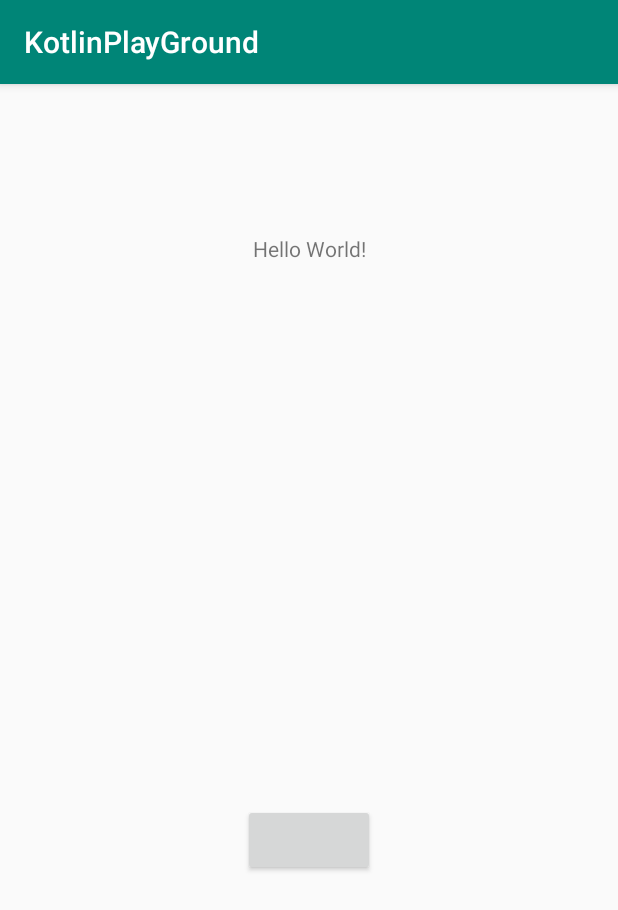
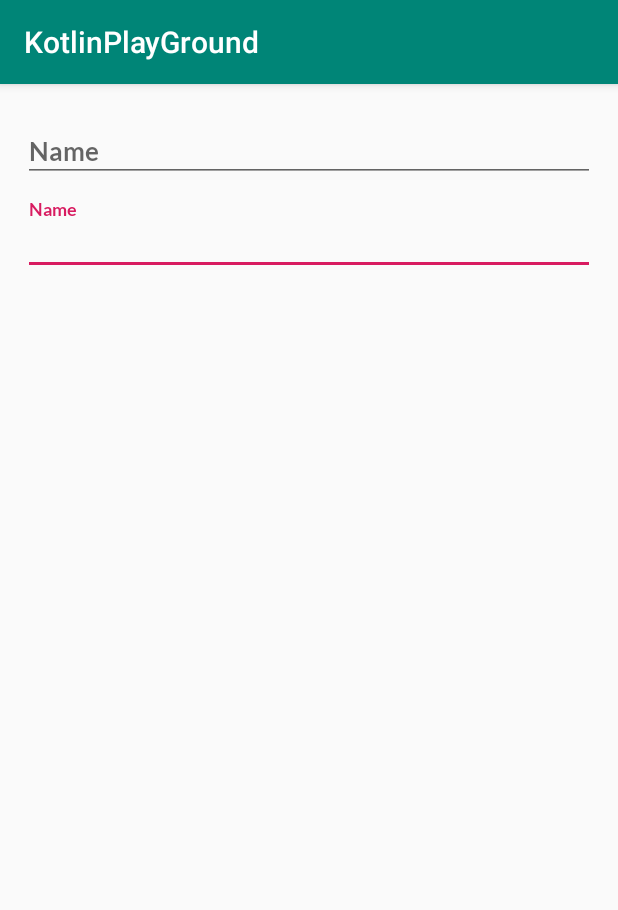
Before and after one commit to mariyarajendran/KotlinAndroid, an Android app: the screen it shows after launch (MainActivity before the commit, CustomerRegister after it), on a phone screen of 412 x 824 dp. Shown: the top 910 px of the screen. Run offline under Robolectric (Android 15) with nearby library versions, the phone set to English and light mode, and no system bars.

Commit message:
creaTE product base

```diff
--- a/app/build.gradle
+++ b/app/build.gradle
@@ -1,5 +1,6 @@
 apply plugin: 'com.android.application'
 apply plugin: 'kotlin-android'
+apply plugin: 'kotlin-android-extensions'
 
 android {
     compileSdkVersion 29
@@ -27,6 +28,7 @@ dependencies {
     implementation 'com.squareup.retrofit2:converter-gson:2.5.0'
     implementation 'com.squareup.okhttp3:logging-interceptor:3.3.1'
     implementation 'com.squareup.okhttp3:okhttp:3.3.1'
+    implementation 'com.android.support:design:28.0.0'
     testImplementation 'junit:junit:4.12'
     androidTestImplementation 'com.android.support.test:runner:1.0.2'
     androidTestImplementation 'com.android.support.test.espresso:espresso-core:3.0.2'
--- a/app/src/main/AndroidManifest.xml
+++ b/app/src/main/AndroidManifest.xml
@@ -2,7 +2,8 @@
 <manifest xmlns:android="http://schemas.android.com/apk/res/android"
     package="absa.cgs.com.kotlinplayground">
 
-    <uses-permission android:name="android.permission.INTERNET"></uses-permission>
+    <uses-permission android:name="android.permission.INTERNET" />
+    <uses-permission android:name="android.permission.ACCESS_NETWORK_STATE" />
 
     <application
         android:allowBackup="true"
@@ -12,13 +13,14 @@
         android:supportsRtl="true"
         android:theme="@style/AppTheme"
         android:usesCleartextTraffic="true">
-        <activity android:name="absa.cgs.com.screens.kotlinplayground.MainActivity">
+        <activity android:name="absa.cgs.com.screens.customerregister.CustomerRegister">
             <intent-filter>
                 <action android:name="android.intent.action.MAIN" />
 
                 <category android:name="android.intent.category.LAUNCHER" />
             </intent-filter>
         </activity>
+        <activity android:name="absa.cgs.com.screens.kotlinplayground.MainActivity"></activity>
     </application>
 
 </manifest>
--- /dev/null
+++ b/app/src/main/java/absa/cgs/com/screens/customerregister/CustomerRegister.kt
@@ -0,0 +1,13 @@
+package absa.cgs.com.screens.customerregister
+
+import absa.cgs.com.kotlinplayground.R
+import android.support.v7.app.AppCompatActivity
+import android.os.Bundle
+
+class CustomerRegister : AppCompatActivity() {
+
+    override fun onCreate(savedInstanceState: Bundle?) {
+        super.onCreate(savedInstanceState)
+        setContentView(R.layout.activity_customer_register)
+    }
+}
--- /dev/null
+++ b/app/src/main/java/absa/cgs/com/utils/fonts/CustomTextEditText.kt
@@ -0,0 +1,27 @@
+package absa.cgs.com.utils.fonts
+
+import android.content.Context
+import android.graphics.Typeface
+import android.util.AttributeSet
+
+class CustomTextEditText : android.support.design.widget.TextInputEditText {
+
+    constructor(context: Context) : super(context) {
+        setFont()
+    }
+
+    constructor(context: Context, set: AttributeSet) : super(context, set) {
+        setFont()
+    }
+
+    constructor(context: Context, set: AttributeSet, defaultStyle: Int) : super(context, set, defaultStyle) {
+        setFont()
+    }
+
+    private fun setFont() {
+
+        val typeface = Typeface.createFromAsset(context.assets, "fonts/Lato-Bold.ttf")
+        setTypeface(typeface) //function used to set font
+
+    }
+}
--- /dev/null
+++ b/app/src/main/res/layout/activity_customer_register.xml
@@ -0,0 +1,62 @@
+<?xml version="1.0" encoding="utf-8"?>
+<android.support.constraint.ConstraintLayout xmlns:android="http://schemas.android.com/apk/res/android"
+    xmlns:app="http://schemas.android.com/apk/res-auto"
+    xmlns:tools="http://schemas.android.com/tools"
+    android:layout_width="match_parent"
+    android:layout_height="match_parent"
+    tools:context="absa.cgs.com.screens.customerregister.CustomerRegister">
+
+
+    <android.support.design.widget.TextInputLayout
+        android:id="@+id/textinput_login_name"
+        android:layout_width="match_parent"
+        android:layout_height="wrap_content"
+        android:layout_marginLeft="10dp"
+        android:layout_marginRight="10dp"
+        android:padding="5dp"
+        app:layout_constraintBottom_toBottomOf="parent"
+        app:layout_constraintLeft_toLeftOf="parent"
+        app:layout_constraintRight_toRightOf="parent"
+        app:layout_constraintTop_toTopOf="parent"
+        app:layout_constraintVertical_bias="0.1">
+
+        <absa.cgs.com.utils.fonts.CustomTextEditText
+            android:id="@+id/textedit_login_name"
+            android:layout_width="match_parent"
+            android:layout_height="wrap_content"
+            android:hint="Name"
+            android:inputType="text"
+            android:textColor="@color/colorPrimaryDark"
+            android:textColorHighlight="@color/colorPrimaryDark"
+            android:textColorHint="@color/colorPrimaryDark"
+            android:textColorLink="@color/colorPrimaryDark"
+            android:textSize="17sp" />
+    </android.support.design.widget.TextInputLayout>
+
+    <android.support.design.widget.TextInputLayout
+        android:id="@+id/textinput_login_phone_number"
+        android:layout_width="match_parent"
+        android:layout_height="wrap_content"
+        android:layout_marginLeft="10dp"
+        android:layout_marginRight="10dp"
+        android:padding="5dp"
+        app:layout_constraintBottom_toBottomOf="parent"
+        app:layout_constraintBottom_toTopOf="@+id/textinput_login_name"
+        app:layout_constraintLeft_toLeftOf="parent"
+        app:layout_constraintRight_toRightOf="parent">
+
+        <absa.cgs.com.utils.fonts.CustomTextEditText
+            android:id="@+id/textedit_login_phone_number"
+            android:layout_width="match_parent"
+            android:layout_height="wrap_content"
+            android:hint="Name"
+            android:inputType="text"
+            android:textColor="@color/colorPrimaryDark"
+            android:textColorHighlight="@color/colorPrimaryDark"
+            android:textColorHint="@color/colorPrimaryDark"
+            android:textColorLink="@color/colorPrimaryDark"
+            android:textSize="17sp" />
+    </android.support.design.widget.TextInputLayout>
+
+
+</android.support.constraint.ConstraintLayout>
--- a/app/src/main/res/layout/activity_kotlin_play_ground.xml
+++ b/app/src/main/res/layout/activity_kotlin_play_ground.xml
@@ -6,7 +6,7 @@
     android:layout_height="match_parent"
     tools:context="absa.cgs.com.screens.kotlinplayground.MainActivity">
 
-    <TextView
+    <absa.cgs.com.utils.fonts.CustomTextView
         android:id="@+id/tv"
         android:layout_width="wrap_content"
         android:layout_height="wrap_content"
@@ -19,7 +19,7 @@
         app:layout_constraintTop_toTopOf="parent" />
 
 
-    <Button
+    <absa.cgs.com.utils.fonts.CustomButton
         android:layout_width="wrap_content"
         android:layout_height="wrap_content"
         app:layout_constraintBottom_toBottomOf="parent"
--- a/app/src/main/res/layout/content_dashboardscreen.xml
+++ b/app/src/main/res/layout/content_dashboardscreen.xml
@@ -5,8 +5,7 @@
     android:id="@+id/container"
     android:layout_width="match_parent"
     android:layout_height="match_parent"
-    android:background="@color/colorWhite"
-    tools:context=".ui.screen.dashboardscreen.Dashboard">
+    android:background="@color/colorWhite">
 
     <FrameLayout
         android:id="@+id/content_dashboard_framelayout"
--- a/app/src/main/res/values/colors.xml
+++ b/app/src/main/res/values/colors.xml
@@ -3,4 +3,5 @@
     <color name="colorPrimary">#008577</color>
     <color name="colorPrimaryDark">#00574B</color>
     <color name="colorAccent">#D81B60</color>
+    <color name="colorWhite">#ffffff</color>
 </resources>
```
Also changed, not shown: app/src/main/java/absa/cgs/com/utils/CommonUtils.kt (+11 -0 lines), app/src/main/java/absa/cgs/com/utils/DialogUtils.kt (added, +24 -0 lines), app/src/main/java/absa/cgs/com/utils/NetworkUtils.kt (added, +14 -0 lines), app/src/main/java/absa/cgs/com/utils/fonts/CustomButton.kt (added, +28 -0 lines), app/src/main/java/absa/cgs/com/utils/fonts/CustomEditText.kt (added, +28 -0 lines), app/src/main/java/absa/cgs/com/utils/fonts/CustomTextView.kt (added, +28 -0 lines), app/src/main/res/layout/progress_dialog.xml (added, +14 -0 lines), app/src/main/assets/fonts/Lato-Black.ttf (added), app/src/main/assets/fonts/Lato-Bold.ttf (added).
